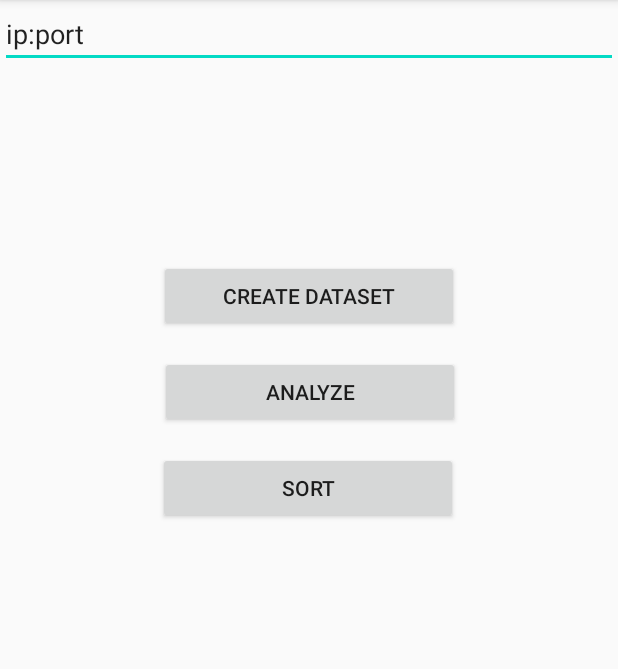
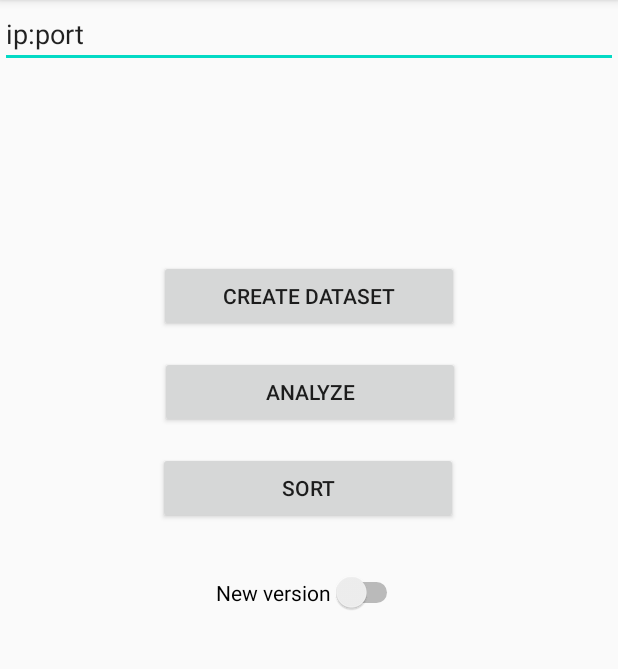
Before and after one commit to czpmk/LegoSorterAppLW, an Android app: the screen it shows after launch (MainActivity), on a phone screen of 412 x 824 dp, the part 84-753 px from its top. Run offline under Robolectric (Android 15) with nearby library versions, the phone set to English and light mode, and no system bars; our stand-ins replace data binding.

```diff
--- a/app/src/main/java/com/lsorter/view/sort/SortFragment.kt
+++ b/app/src/main/java/com/lsorter/view/sort/SortFragment.kt
@@ -22,9 +22,11 @@ import androidx.preference.PreferenceManager
 import com.google.common.util.concurrent.ListenableFuture
 import com.lsorter.analyze.common.RecognizedLegoBrick
 import com.lsorter.analyze.layer.LegoGraphic
+import com.lsorter.connection.ConnectionManager
 import com.lsorter.databinding.FragmentSortBinding
 import com.lsorter.sort.DefaultLegoBrickSorterService
 import com.lsorter.sort.LegoBrickSorterService
+import com.lsorter.sort.LegoBrickSorterServiceLW
 import com.lsorter.utils.PreferencesUtils
 import java.util.concurrent.ExecutorService
 import java.util.concurrent.Executors
@@ -37,6 +39,7 @@ class SortFragment : Fragment() {
     private lateinit var binding: FragmentSortBinding
     private lateinit var cameraProvider: ProcessCameraProvider
     private lateinit var sorterService: LegoBrickSorterService
+    private lateinit var sorterServiceLW: LegoBrickSorterServiceLW
 
     private var isSortingStarted: AtomicBoolean = AtomicBoolean(false)
     private var isMachineStarted: AtomicBoolean = AtomicBoolean(false)
@@ -79,6 +82,8 @@ class SortFragment : Fragment() {
         super.onActivityCreated(savedInstanceState)
 
         sorterService = DefaultLegoBrickSorterService()
+        sorterServiceLW = LegoBrickSorterServiceLW(ConnectionManager());
+        sorterServiceLW.photoRequest();
 
         viewModel.eventStartStopSortingButtonClicked.observe(
             viewLifecycleOwner,
--- a/app/src/main/res/layout/activity_main.xml
+++ b/app/src/main/res/layout/activity_main.xml
@@ -15,5 +15,6 @@
             android:layout_height="match_parent"
             app:defaultNavHost="true"
             app:navGraph="@navigation/navigation" />
+
     </LinearLayout>
 </layout>
--- a/app/src/main/res/layout/fragment_start.xml
+++ b/app/src/main/res/layout/fragment_start.xml
@@ -53,6 +53,16 @@
             app:layout_constraintStart_toStartOf="parent"
             app:layout_constraintTop_toBottomOf="@+id/analyze_button" />
 
+        <Switch
+            android:id="@+id/switch2"
+            android:layout_width="wrap_content"
+            android:layout_height="wrap_content"
+            android:layout_marginTop="32dp"
+            android:text="New version"
+            app:layout_constraintEnd_toEndOf="parent"
+            app:layout_constraintStart_toStartOf="parent"
+            app:layout_constraintTop_toBottomOf="@+id/sort_button" />
+
     </androidx.constraintlayout.widget.ConstraintLayout>
 
 </layout>
```
Also changed, not shown: app/src/main/java/com/lsorter/sort/LegoBrickSorterServiceLW.kt (added, +33 -0 lines), 1 other file.
